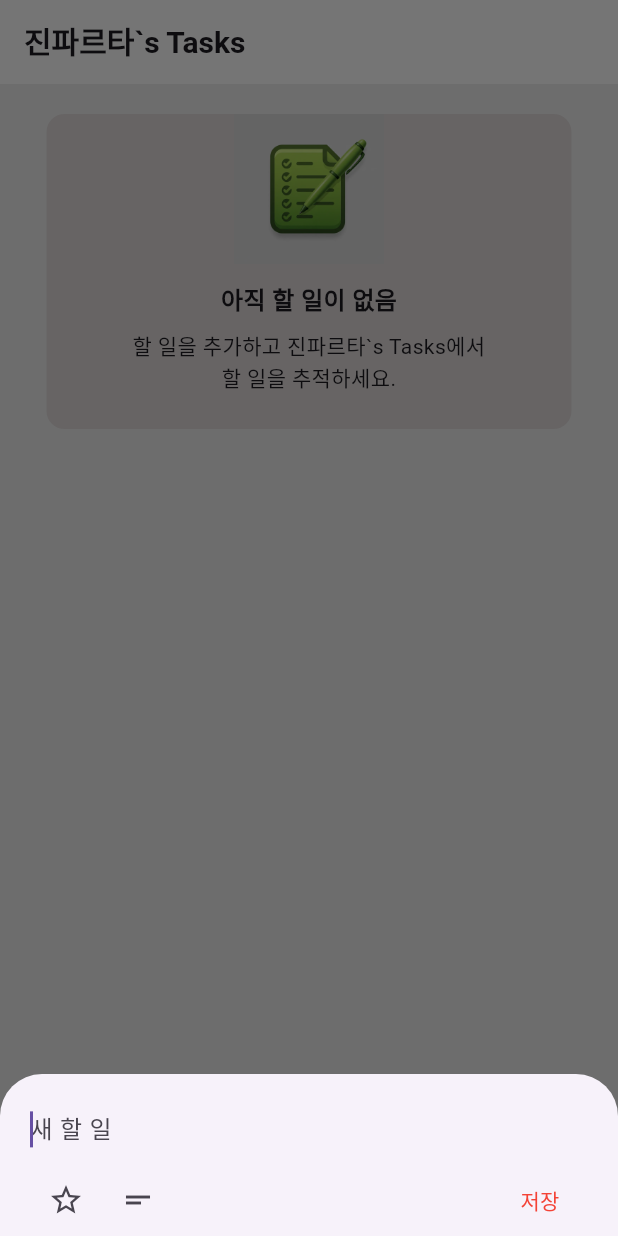
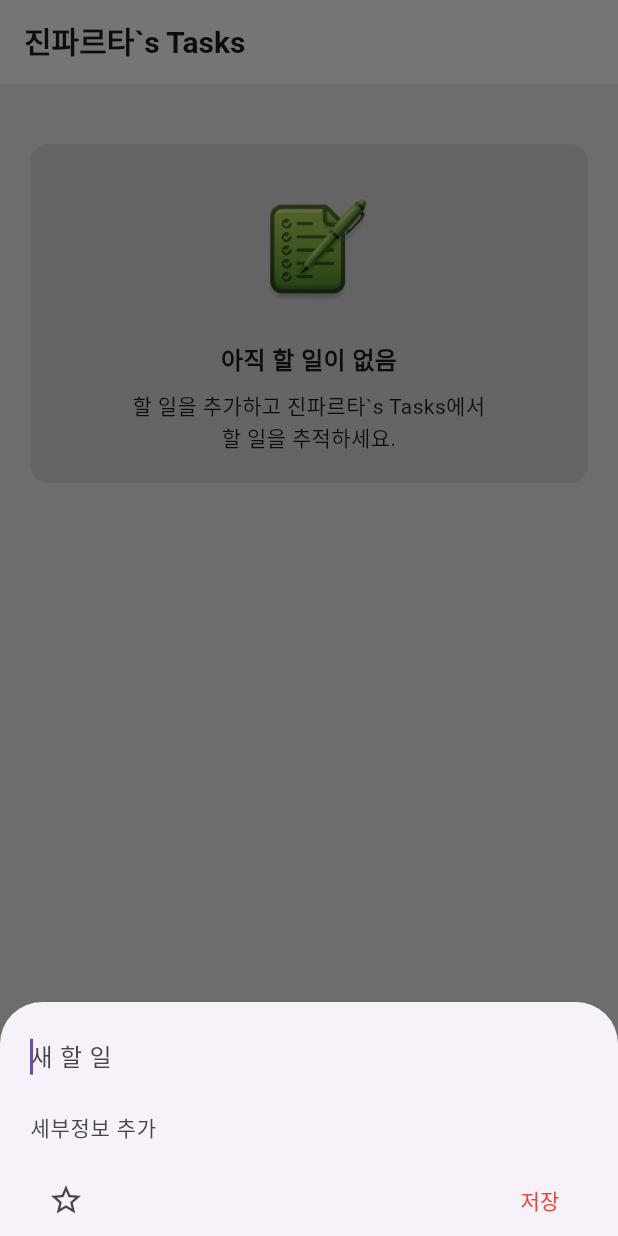
Before and after one commit to bdtjin/firebase-todo-app, a Flutter app: the screen it shows after launch, after a tap on the "add" icon, on a phone screen of 412 x 824 dp. Run offline on Flutter 3.47's test engine with Material 3 defaults, Android fonts, the phone set to English and light mode, and no system bars; our stand-ins replace flutter_riverpod.

Commit message:
refactor: 프로젝트 파일 구조 정리 및 UI 위젯 분리

```diff
--- a/lib/ui/home/home_page.dart
+++ b/lib/ui/home/home_page.dart
@@ -1,6 +1,7 @@
-import 'package:firebase_todo_app/ui/home/widgets/home_bottom.dart';
-import 'package:firebase_todo_app/ui/home/widgets/home_no_todo.dart';
-import 'package:firebase_todo_app/ui/home/widgets/to_do_entity.dart';
+import 'package:firebase_todo_app/ui/home/widgets/bottom_add_todo.dart';
+import 'package:firebase_todo_app/ui/home/widgets/no_todo.dart';
+import 'package:firebase_todo_app/data/model/todo_entity.dart';
+import 'package:firebase_todo_app/ui/home/widgets/todo_list_view.dart';
 import 'package:flutter/material.dart';
 
 class HomePage extends StatefulWidget {
@@ -18,14 +19,17 @@ class _HomePageState extends State<HomePage> {
     showModalBottomSheet(
       isScrollControlled: true,
       context: context,
-      builder: (context) => AddToDoBottom(
+      builder: (context) => BottomAddTodo(
         deliver: (title, description, isFavorite, isDone) {
           setState(() {
-            todos.add(ToDoEntity(
-              title: title,
-              description: description,
-              isFavorite: isFavorite,
-              isDone: isDone),);
+            todos.add(
+              ToDoEntity(
+                title: title,
+                description: description,
+                isFavorite: isFavorite,
+                isDone: isDone,
+              ),
+            );
           });
         },
       ),
@@ -47,7 +51,7 @@ class _HomePageState extends State<HomePage> {
 
       body: todos.isEmpty
           ? NoTodo()
-          : NoTodo(),
+          : TodoListView(),
 
       // FAB 누르면 바텀에 addToDo
       floatingActionButton: FloatingActionButton(
--- a/lib/ui/home/widgets/home_bottom.dart
+++ b/lib/ui/home/widgets/bottom_add_todo.dart
@@ -1,14 +1,14 @@
 import 'package:flutter/material.dart';
 
-class AddToDoBottom extends StatefulWidget {
+class BottomAddTodo extends StatefulWidget {
   final Function(String, String, bool, bool) deliver;
-  const AddToDoBottom({required this.deliver});
+  const BottomAddTodo({required this.deliver});
 
   @override
-  State<AddToDoBottom> createState() => _AddToDoBottomState();
+  State<BottomAddTodo> createState() => _AddToDoBottomState();
 }
 
-class _AddToDoBottomState extends State<AddToDoBottom> {
+class _AddToDoBottomState extends State<BottomAddTodo> {
   TextEditingController titleController = TextEditingController();
   TextEditingController descriptionController = TextEditingController();
 
@@ -68,12 +68,15 @@ class _AddToDoBottomState extends State<AddToDoBottom> {
             autofocus: true,
             style: TextStyle(fontSize: 16),
             textInputAction: TextInputAction.done,
-            decoration: InputDecoration(hintText: "새 할 일",
+            decoration: InputDecoration(
+              hintText: "새 할 일",
               border: InputBorder.none, // 선 없애기
             ),
+            onSubmitted: (value) {
+              saveToDo();
+            },
           ),
 
-          if (isDescription)
           TextField(
             controller: descriptionController,
             maxLines: null,
@@ -81,14 +84,15 @@ class _AddToDoBottomState extends State<AddToDoBottom> {
             style: TextStyle(fontSize: 14),
             decoration: InputDecoration(
               hintText: "세부정보 추가",
-                border: InputBorder.none, // 선 없애기
+              border: InputBorder.none,
             ),
           ),
 
-          // 2. 즐찾, 세부사항 ,저장 버튼
+          // 2. 즐찾,저장 버튼
           Row(
             children: [
-              IconButton( // 즐겨찾기
+              IconButton(
+                // 즐겨찾기
                 onPressed: () {
                   setState(() {
                     isFavorite = !isFavorite;
@@ -99,21 +103,16 @@ class _AddToDoBottomState extends State<AddToDoBottom> {
                   color: isFavorite ? Colors.amber : null,
                 ),
               ),
-              IconButton( // 세부사항
-                onPressed: () {
-                  setState(() {
-                    isDescription = !isDescription;
-                  });
-                },
-                icon: Icon(Icons.short_text),
-              ),
+
               Spacer(),
 
-              TextButton( // 저장버튼
+              TextButton(
+                // 저장버튼
                 onPressed: titleController.text.isNotEmpty
                     ? saveToDo // 내용이 있으면 저장 함수 사용
                     : null, // 내용 없으면 함수 사용 X
-                child: Text("저장",
+                child: Text(
+                  "저장",
                   style: TextStyle(
                     fontSize: 14,
                     color: canSave ? Colors.blue : Colors.red,
--- a/lib/ui/home/widgets/home_no_todo.dart
+++ b/lib/ui/home/widgets/no_todo.dart
@@ -12,13 +12,15 @@ class NoTodo extends StatelessWidget {
       child: Padding(
         padding: const EdgeInsets.only(top: 20),
         child: Container(
-          width: 350,
-          height: 210,
+          width: double.infinity,
+          margin: EdgeInsets.all(20),
+          padding: const EdgeInsets.all(20),
           decoration: BoxDecoration(
             borderRadius: BorderRadius.circular(12),
             color: Color.fromARGB(255, 224, 219, 219),
           ),
           child: Column(
+            mainAxisSize: MainAxisSize.min,
             children: [
               Image.asset(
                 'assets/images/todo.webp',
```
Also changed, not shown: lib/ui/detail/detail_page.dart (deleted, +0 -12 lines), lib/ui/home/widgets/todo_list_view.dart (added, +10 -0 lines), lib/data/model/todo_entity.dart (renamed from lib/ui/home/widgets/to_do_entity.dart), lib/ui/detail/detial_view_model.dart (deleted). Lines whose indentation alone changed are shown as unchanged.
